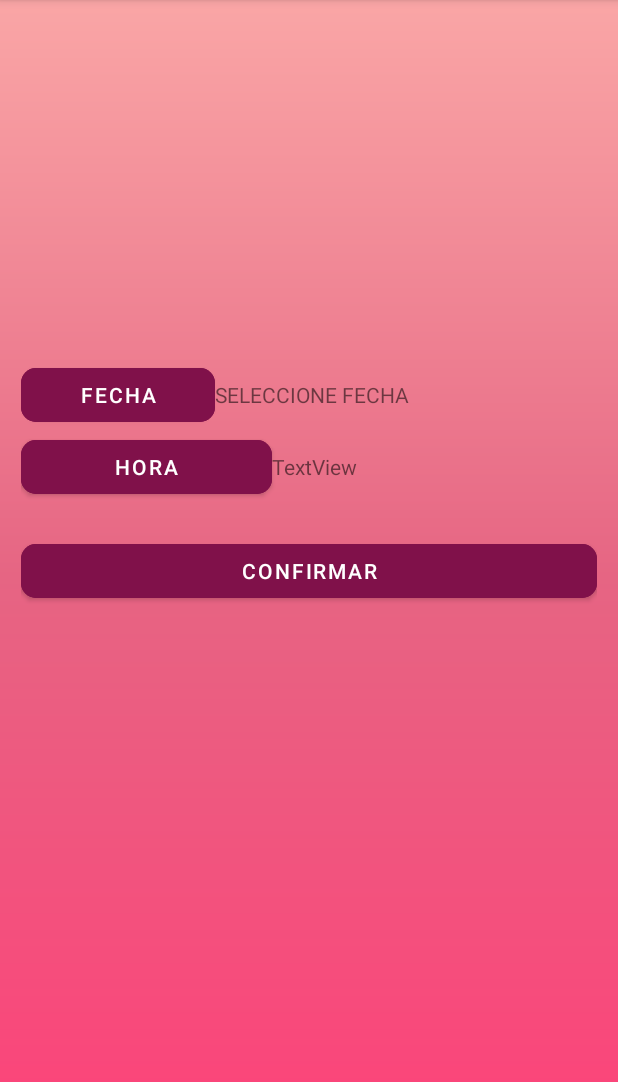
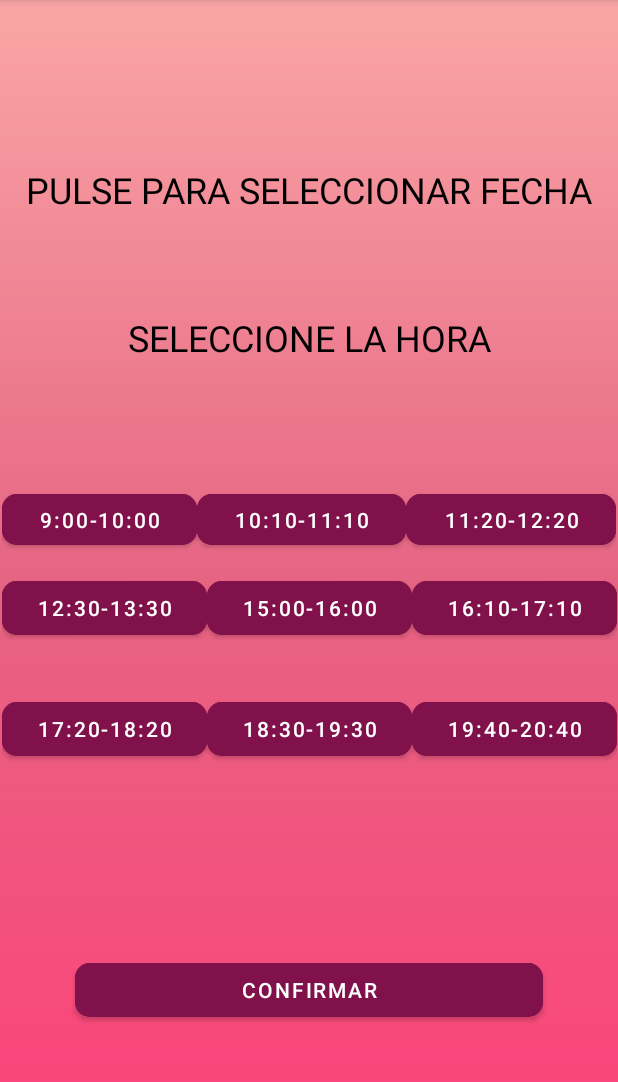
Before and after one commit to jvanhub/TiendaApp, an Android app: the PedirCita screen opened directly, with no data from a screen before it, on a phone screen of 412 x 824 dp, the part 84-1166 px from its top. Run offline under Robolectric (Android 15) with nearby library versions, the phone set to English and light mode, and no system bars; our stand-ins replace Firebase (no records; nobody signed in at launch, a user with empty details on screens opened directly); 2 statements that could not run were skipped.

Commit message:
Nueva activity pedircita21312

```diff
--- a/app/src/main/res/layout/activity_pedir_cita.xml
+++ b/app/src/main/res/layout/activity_pedir_cita.xml
@@ -7,87 +7,170 @@
     android:layout_height="match_parent"
     tools:context=".PedirCita">
 
+    <Button
+        android:id="@+id/button_confirmar"
+        android:text="@string/confirmarCita"
+        android:layout_width="match_parent"
+        android:layout_height="wrap_content"
+        android:layout_marginStart="50dp"
+        android:layout_marginEnd="50dp"
+        android:layout_marginBottom="84dp"
+        android:backgroundTint="#80114A"
+        app:cornerRadius="10dp"
+        app:layout_constraintBottom_toBottomOf="parent"
+        app:layout_constraintEnd_toEndOf="parent"
+        app:layout_constraintHorizontal_bias="1.0"
+        app:layout_constraintStart_toStartOf="parent" />
+
     <LinearLayout
-        android:layout_width="384dp"
-        android:layout_height="208dp"
-        android:layout_marginStart="15dp"
-        android:layout_marginTop="232dp"
-        android:layout_marginEnd="16dp"
-        android:layout_marginBottom="356dp"
+        android:id="@+id/linearLayout8"
+        android:layout_width="411dp"
+        android:layout_height="142dp"
+        android:layout_marginTop="110dp"
         android:orientation="vertical"
-        app:layout_constraintBottom_toBottomOf="parent"
         app:layout_constraintEnd_toEndOf="parent"
         app:layout_constraintStart_toStartOf="parent"
         app:layout_constraintTop_toTopOf="parent">
 
+        <TextView
+            android:id="@+id/editTextTextFecha"
+            android:layout_width="match_parent"
+            android:layout_height="wrap_content"
+            android:layout_weight="1"
+            android:text="@string/fechaTv"
+            android:textAlignment="center"
+            android:textColor="#000000"
+            android:textSize="24sp" />
+
         <Space
-            android:layout_width="wrap_content"
-            android:layout_height="wrap_content"
+            android:layout_width="match_parent"
+            android:layout_height="45dp"
             android:layout_weight="1" />
 
-        <LinearLayout
+        <TextView
+            android:id="@+id/textViewHora"
             android:layout_width="match_parent"
             android:layout_height="wrap_content"
-            android:orientation="horizontal">
+            android:layout_weight="1"
+            android:text="@string/hora"
+            android:textAlignment="center"
+            android:textColor="#000000"
+            android:textSize="24sp" />
+    </LinearLayout>
+
+    <LinearLayout
+        android:id="@+id/linearLayout7"
+        android:layout_width="409dp"
+        android:layout_height="46dp"
+        android:layout_marginTop="71dp"
+        android:orientation="horizontal"
+        app:layout_constraintEnd_toEndOf="parent"
+        app:layout_constraintStart_toStartOf="parent"
+        app:layout_constraintTop_toBottomOf="@+id/linearLayout8">
 
         <Button
-                android:id="@+id/button_fecha"
-                android:layout_width="5dp"
+            android:id="@+id/button10"
+            android:layout_width="wrap_content"
             android:layout_height="wrap_content"
             android:layout_weight="1"
             android:backgroundTint="#80114A"
-                android:text="@string/fecha"
+            android:text="@string/HORA1"
             app:cornerRadius="10dp" />
 
-            <TextView
-                android:id="@+id/editTextTextFecha"
+        <Button
+            android:id="@+id/button11"
             android:layout_width="wrap_content"
             android:layout_height="wrap_content"
             android:layout_weight="1"
-                android:text="@string/fechaTv" />
+            android:backgroundTint="#80114A"
+            android:text="@string/HORA2"
+            app:cornerRadius="10dp" />
 
+        <Button
+            android:id="@+id/button12"
+            android:layout_width="wrap_content"
+            android:layout_height="wrap_content"
+            android:layout_weight="1"
+            android:backgroundTint="#80114A"
+            android:text="@string/HORA3"
+            app:cornerRadius="10dp" />
     </LinearLayout>
 
     <LinearLayout
-            android:layout_width="match_parent"
-            android:layout_height="wrap_content"
-            android:orientation="horizontal">
+        android:id="@+id/linearLayout6"
+        android:layout_width="410dp"
+        android:layout_height="50dp"
+        android:layout_marginTop="12dp"
+        android:orientation="horizontal"
+        app:layout_constraintEnd_toEndOf="parent"
+        app:layout_constraintStart_toStartOf="parent"
+        app:layout_constraintTop_toBottomOf="@+id/linearLayout7">
 
         <Button
-                android:id="@+id/button_hora"
-                android:layout_width="8dp"
+            android:id="@+id/button13"
+            android:layout_width="wrap_content"
             android:layout_height="wrap_content"
             android:layout_weight="1"
             android:backgroundTint="#80114A"
-                app:cornerRadius="10dp"
-                android:text="@string/hora" />
+            android:text="@string/HORA4"
+            app:cornerRadius="10dp" />
 
-            <TextView
-                android:id="@+id/textViewHora"
+        <Button
+            android:id="@+id/button14"
             android:layout_width="wrap_content"
             android:layout_height="wrap_content"
             android:layout_weight="1"
-                android:text="TextView" />
+            android:backgroundTint="#80114A"
+            android:text="@string/HORA5"
+            app:cornerRadius="10dp" />
 
+        <Button
+            android:id="@+id/button15"
+            android:layout_width="wrap_content"
+            android:layout_height="wrap_content"
+            android:layout_weight="1"
+            android:backgroundTint="#80114A"
+            android:text="@string/HORA6"
+            app:cornerRadius="10dp" />
     </LinearLayout>
 
-        <Space
-            android:layout_width="match_parent"
-            android:layout_height="wrap_content"
-            android:layout_weight="1" />
+    <LinearLayout
+        android:id="@+id/linearLayout5"
+        android:layout_width="410dp"
+        android:layout_height="49dp"
+        android:layout_marginTop="12dp"
+        android:layout_marginBottom="106dp"
+        android:orientation="horizontal"
+        app:layout_constraintBottom_toTopOf="@+id/button_confirmar"
+        app:layout_constraintEnd_toEndOf="parent"
+        app:layout_constraintStart_toStartOf="parent"
+        app:layout_constraintTop_toBottomOf="@+id/linearLayout6">
 
         <Button
-            android:id="@+id/button_confirmar"
-            android:layout_width="match_parent"
-            android:layout_height="wrap_content"
-            android:backgroundTint="#80114A"
-            app:cornerRadius="10dp"
-            android:text="@string/confirmarCita" />
-
-        <Space
+            android:id="@+id/button16"
             android:layout_width="wrap_content"
             android:layout_height="wrap_content"
-            android:layout_weight="1" />
+            android:layout_weight="1"
+            android:backgroundTint="#80114A"
+            android:text="@string/HORA7"
+            app:cornerRadius="10dp" />
 
+        <Button
+            android:id="@+id/button17"
+            android:layout_width="wrap_content"
+            android:layout_height="wrap_content"
+            android:layout_weight="1"
+            android:backgroundTint="#80114A"
+            android:text="@string/HORA8"
+            app:cornerRadius="10dp" />
+
+        <Button
+            android:id="@+id/button18"
+            android:layout_width="wrap_content"
+            android:layout_height="wrap_content"
+            android:layout_weight="1"
+            android:backgroundTint="#80114A"
+            android:text="@string/HORA9"
+            app:cornerRadius="10dp" />
     </LinearLayout>
 </androidx.constraintlayout.widget.ConstraintLayout>
--- a/app/src/main/res/values/strings.xml
+++ b/app/src/main/res/values/strings.xml
@@ -16,8 +16,19 @@
     <string name="ver_citas">VER CITAS</string>
     <string name="cerrar_sesion">CERRAR SESIÓN</string>
     <string name="fecha">FECHA</string>
-    <string name="hora">HORA</string>
+    <string name="hora">SELECCIONE LA HORA</string>
     <string name="confirmarCita">CONFIRMAR</string>
-    <string name="fechaTv"> SELECCIONE FECHA</string>
+    <string name="fechaTv"> PULSE PARA SELECCIONAR FECHA</string>
+
+    <string name="HORA1">9:00-10:00</string>
+    <string name="HORA2">10:10-11:10</string>
+    <string name="HORA3">11:20-12:20</string>
+    <string name="HORA4">12:30-13:30</string>
+    <string name="HORA5">15:00-16:00</string>
+    <string name="HORA6">16:10-17:10</string>
+    <string name="HORA7">17:20-18:20</string>
+    <string name="HORA8">18:30-19:30</string>
+    <string name="HORA9">19:40-20:40</string>
+
 
 </resources>
```
Lines whose indentation alone changed are shown as unchanged.
